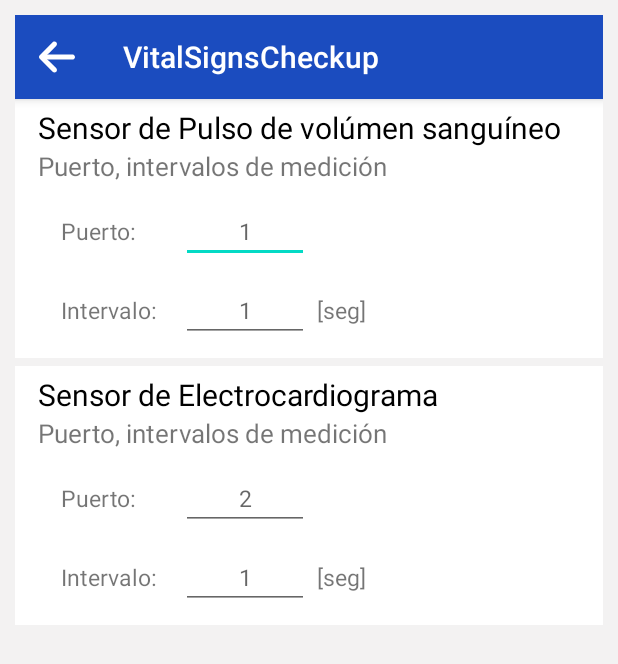
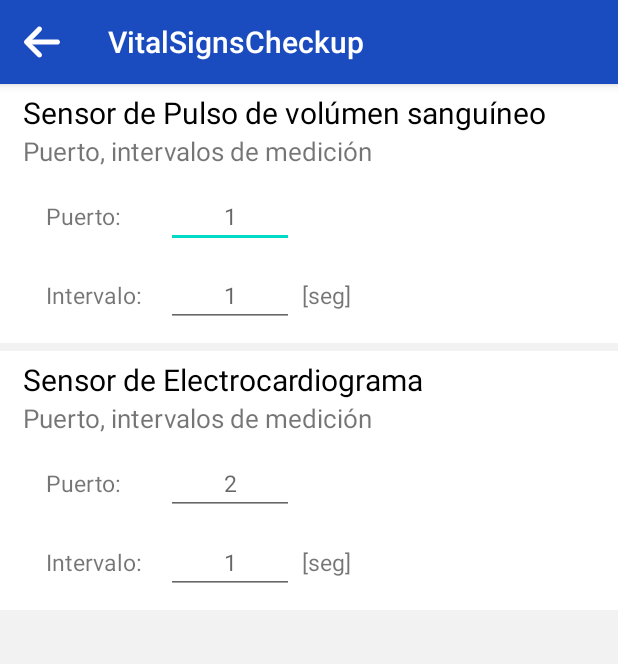
Before and after one commit to YerkoCuzmar/VitalSignsCheckup, an Android app: the ConfigActivity screen opened directly, with no data from a screen before it, on a phone screen of 412 x 824 dp. Shown: the top 664 px of the screen. Run offline under Robolectric (Android 15) with nearby library versions, the phone set to English and light mode, and no system bars.

Commit message:
Arreglo en padding vista configuracion.

```diff
--- a/app/src/main/res/layout/activity_config.xml
+++ b/app/src/main/res/layout/activity_config.xml
@@ -4,9 +4,6 @@
     android:layout_height="match_parent"
     xmlns:app="http://schemas.android.com/apk/res-auto"
     android:orientation="vertical"
-    android:paddingRight="10dp"
-    android:paddingLeft="10dp"
-    android:paddingTop="10dp"
     android:paddingBottom="10dp"
     android:background="@color/colorBackground">
 
```
